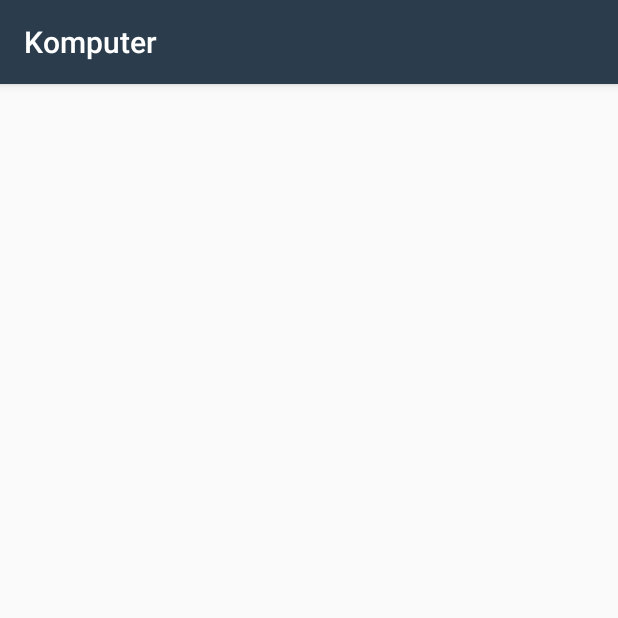
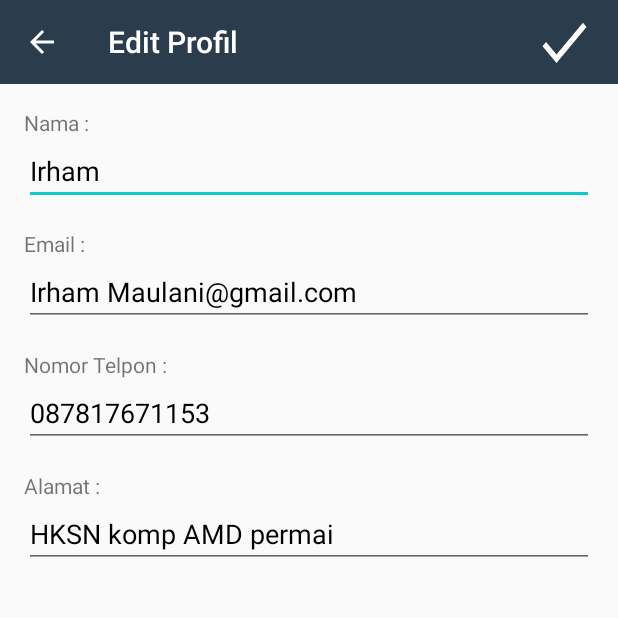
Before and after one commit to IrhamMaulani/Aplikasi-Komputer-Online, an Android app: the Profil screen opened directly, with no data from a screen before it, on a phone screen of 412 x 824 dp, the top half of it. Run offline under Robolectric (Android 15) with nearby library versions, the phone set to English and light mode, and no system bars.

Commit message:
penambahan profil,tombol back untuk activity ke fragment,halaman profil,dan penambahan bug

```diff
--- a/app/src/main/java/com/example/user/komputer/Profil.java
+++ b/app/src/main/java/com/example/user/komputer/Profil.java
@@ -1,13 +1,60 @@
 package com.example.user.komputer;
 
+import android.content.Intent;
+import android.support.v4.app.NavUtils;
 import android.support.v7.app.AppCompatActivity;
 import android.os.Bundle;
+import android.support.v7.widget.Toolbar;
+import android.view.MenuItem;
+import android.view.View;
+import android.view.animation.AlphaAnimation;
+import android.widget.Button;
+import android.widget.EditText;
+import android.widget.Toast;
 
 public class Profil extends AppCompatActivity {
+    private AlphaAnimation buttonClick = new AlphaAnimation(1F, 0.8F);
+
+    @Override
+    public boolean onOptionsItemSelected(MenuItem item) {
+        switch (item.getItemId()) {
+            case android.R.id.home:
+                Intent parentIntent = NavUtils.getParentActivityIntent(this);
+                if(parentIntent == null) {
+                    finish();
+                    return true;
+                } else {
+                    parentIntent.setFlags(Intent.FLAG_ACTIVITY_BROUGHT_TO_FRONT | Intent.FLAG_ACTIVITY_SINGLE_TOP | Intent.FLAG_ACTIVITY_REORDER_TO_FRONT);
+                    startActivity(parentIntent);
+                    finish();
+                    return true;
+                }
+        }
+        return super.onOptionsItemSelected(item);
+    }
 
     @Override
     protected void onCreate(Bundle savedInstanceState) {
+
         super.onCreate(savedInstanceState);
         setContentView(R.layout.activity_profil);
+
+        Toolbar ToolBarAtas2 = (Toolbar)findViewById(R.id.app_bar);
+        setSupportActionBar(ToolBarAtas2);
+        getSupportActionBar().setDisplayHomeAsUpEnabled(true);
+
+
+       EditText et1 = (EditText) findViewById(R.id.edit_text_nama);
+       et1.setText("Irham");
+
+
+    }
+
+
+
+
+    public void submit(View view) {
+        view.startAnimation(buttonClick);
+        Toast.makeText(this, "Data Anda Telah Tersimpan", Toast.LENGTH_SHORT).show();
     }
 }
--- /dev/null
+++ b/app/src/main/res/drawable/ic_arrow_back.xml
@@ -0,0 +1,5 @@
+<vector android:height="24dp" android:tint="#FFFFFF"
+    android:viewportHeight="24.0" android:viewportWidth="24.0"
+    android:width="24dp" xmlns:android="http://schemas.android.com/apk/res/android">
+    <path android:fillColor="#FF000000" android:pathData="M20,11H7.83l5.59,-5.59L12,4l-8,8 8,8 1.41,-1.41L7.83,13H20v-2z"/>
+</vector>
--- /dev/null
+++ b/app/src/main/res/drawable/ic_check.xml
@@ -0,0 +1,5 @@
+<vector android:height="24dp" android:tint="#FFFFFF"
+    android:viewportHeight="24.0" android:viewportWidth="24.0"
+    android:width="24dp" xmlns:android="http://schemas.android.com/apk/res/android">
+    <path android:fillColor="#FF000000" android:pathData="M9,16.17L4.83,12l-1.42,1.41L9,19 21,7l-1.41,-1.41z"/>
+</vector>
--- a/app/src/main/res/layout/activity_profil.xml
+++ b/app/src/main/res/layout/activity_profil.xml
@@ -1,9 +1,99 @@
 <?xml version="1.0" encoding="utf-8"?>
-<android.support.constraint.ConstraintLayout xmlns:android="http://schemas.android.com/apk/res/android"
-    xmlns:app="http://schemas.android.com/apk/res-auto"
-    xmlns:tools="http://schemas.android.com/tools"
-    android:layout_width="match_parent"
-    android:layout_height="match_parent"
-    tools:context=".Profil">
+<LinearLayout android:layout_width="match_parent"
+    android:layout_height="wrap_content"
+    android:orientation="vertical"
+    xmlns:android="http://schemas.android.com/apk/res/android">
 
-</android.support.constraint.ConstraintLayout>
+    <android.support.v7.widget.Toolbar
+        xmlns:app="http://schemas.android.com/apk/res-auto"
+        android:id="@+id/app_bar"
+        android:layout_width="match_parent"
+        android:background="@color/colorPrimary"
+        app:titleTextColor="@android:color/white"
+        android:theme="@style/ToolbarStyle"
+        android:layout_height="wrap_content"
+
+        >
+
+        <Button
+            android:layout_width="40dp"
+            android:background="@drawable/ic_check"
+            android:layout_height="wrap_content"
+            android:layout_gravity="right"
+            android:onClick="submit"
+            android:layout_marginRight="16dp"
+            />
+
+
+
+    </android.support.v7.widget.Toolbar>
+
+
+    <LinearLayout android:layout_width="match_parent"
+        android:layout_height="wrap_content"
+        android:orientation="vertical"
+        android:layout_margin="16dp"
+        xmlns:android="http://schemas.android.com/apk/res/android">
+
+    <TextView
+        android:layout_width="wrap_content"
+        android:layout_height="wrap_content"
+        android:text="Nama : "/>
+
+    <EditText
+        android:id="@+id/edit_text_nama"
+        android:layout_height="wrap_content"
+        android:layout_width="match_parent"
+        android:text="Irham Maulani"
+        android:textColor="@android:color/black"
+        android:layout_marginBottom="16dp"
+        android:inputType="text"/>
+
+    <TextView
+        android:layout_width="wrap_content"
+        android:layout_height="wrap_content"
+
+        android:text="Email : "/>
+
+    <EditText
+        android:id="@+id/edit_text_email"
+        android:layout_height="wrap_content"
+        android:textColor="@android:color/black"
+        android:layout_width="match_parent"
+        android:text="Irham Maulani@gmail.com"
+        android:layout_marginBottom="16dp"
+        android:inputType="text"/>
+
+    <TextView
+        android:layout_width="wrap_content"
+        android:layout_height="wrap_content"
+        android:text="Nomor Telpon : "/>
+
+    <EditText
+        android:id="@+id/edit_text_telpon"
+        android:layout_height="wrap_content"
+        android:layout_width="match_parent"
+        android:text="087817671153"
+        android:textColor="@android:color/black"
+        android:layout_marginBottom="16dp"
+        android:inputType="text"/>
+
+        <TextView
+            android:layout_width="wrap_content"
+            android:layout_height="wrap_content"
+            android:text="Alamat : "/>
+
+        <EditText
+            android:id="@+id/edit_text_alamat"
+            android:layout_height="wrap_content"
+            android:layout_width="match_parent"
+            android:text="HKSN komp AMD permai"
+            android:textColor="@android:color/black"
+            android:layout_marginBottom="16dp"
+            android:inputType="text"/>
+
+    </LinearLayout>
+
+
+
+</LinearLayout>
--- a/app/src/main/res/values/styles.xml
+++ b/app/src/main/res/values/styles.xml
@@ -31,4 +31,10 @@
         <item name="android:textColor">#A8A19E</item>
     </style>
 
+
+    <!--Untuk Toolbar text dan icon berwarna putih-->
+    <style name="ToolbarStyle" parent="@style/ThemeOverlay.AppCompat.Dark">
+        <item name="android:textColorSecondary">@android:color/white</item>
+    </style>
+
 </resources>
```
Also changed, not shown: app/src/main/AndroidManifest.xml (+6 -1 lines), app/src/main/java/com/example/user/komputer/ProfilFragment.java (+28 -3 lines), app/src/main/res/layout/activity_beranda_service.xml (+14 -4 lines), app/src/main/res/layout/fragment_profil.xml (+5 -9 lines).
